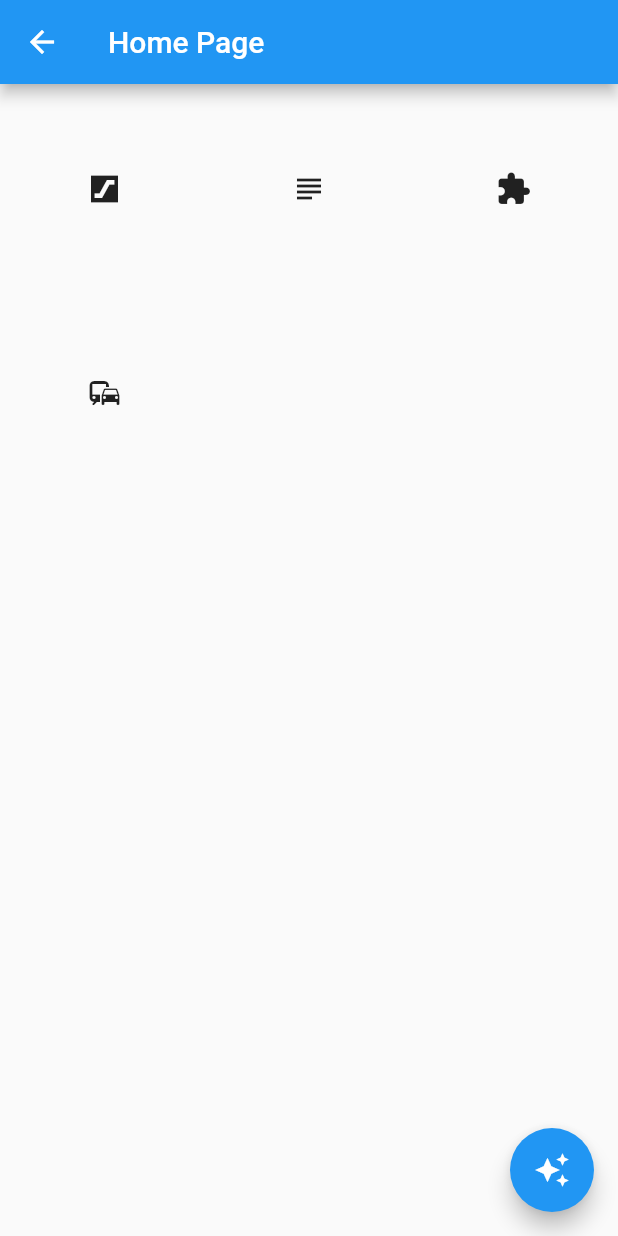
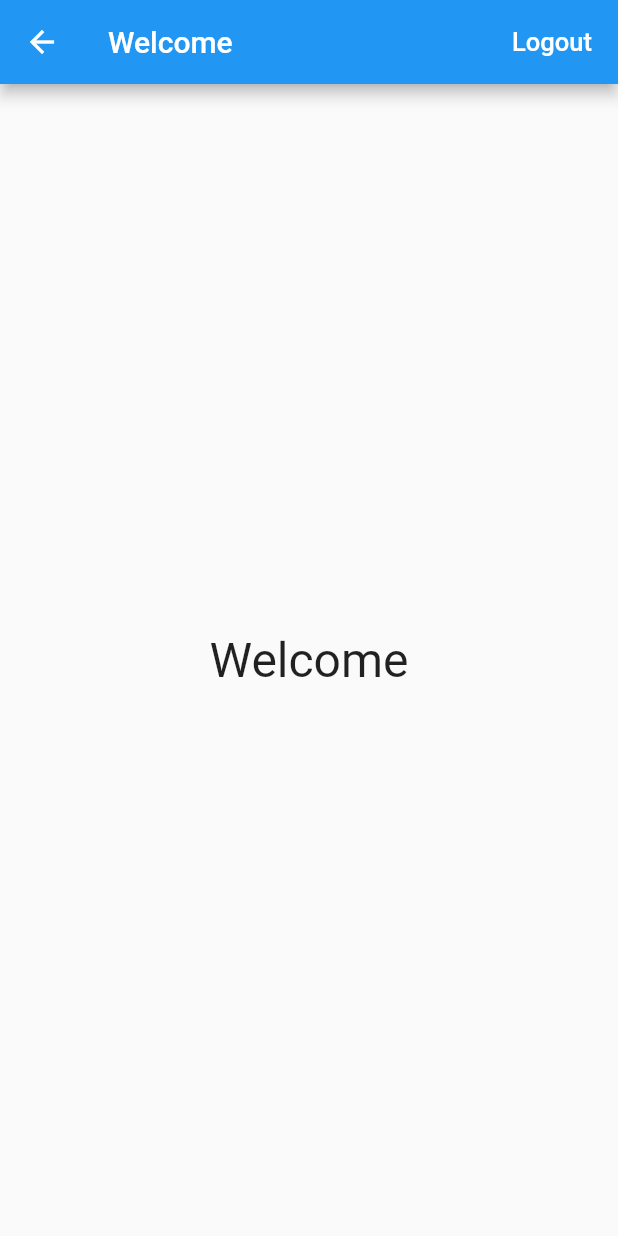
Before and after one commit to rhydiandav/AIrene, a Flutter app: the HomePage screen opened directly, on a phone screen of 412 x 824 dp. Run offline on Flutter 3.47's test engine with Material 2 defaults, Android fonts, the phone set to English and light mode, and no system bars; our stand-ins replace firebase_auth; missing offline and left inert: flutter_calendar; accounts and stored records are empty.

Commit message:
logout functionality added

```diff
--- /dev/null
+++ b/lib/home_page.dart
@@ -0,0 +1,36 @@
+import 'package:flutter/material.dart';
+import 'auth.dart';
+
+class HomePage extends StatelessWidget {
+  HomePage({this.auth, this.onSignedOut});
+
+  final BaseAuth auth;
+  final VoidCallback onSignedOut;
+
+  void _signOut() async {
+    try {
+      await auth.signOut();
+      onSignedOut();
+    } catch (e) {
+      print(e);
+    }
+  }
+
+  @override
+  Widget build(BuildContext context) {
+    return new Scaffold(
+        appBar: new AppBar(
+          title: new Text("Welcome"),
+          actions: <Widget>[
+            new FlatButton(
+                child: new Text("Logout",
+                    style: new TextStyle(fontSize: 17.0, color: Colors.white)),
+                onPressed: _signOut)
+          ],
+        ),
+        body: new Container(
+            child: new Center(
+                child: new Text('Welcome',
+                    style: new TextStyle(fontSize: 32.0)))));
+  }
+}
--- a/lib/homepage.dart
+++ b/lib/homepage.dart
@@ -2,7 +2,7 @@ import 'package:flutter/material.dart';
 import './chatbot.dart';
 import './calendar.dart';
 
-class HomePage extends StatelessWidget {
+class HomePage_backup extends StatelessWidget {
   @override
   Widget build(BuildContext context) {
     return new Scaffold(
--- a/lib/login.dart
+++ b/lib/login.dart
@@ -1,7 +1,4 @@
 import 'package:flutter/material.dart';
-import './emojiselector.dart';
-import 'package:cloud_firestore/cloud_firestore.dart';
-import 'package:firebase_auth/firebase_auth.dart';
 import 'auth.dart';
 
 class LogIn extends StatefulWidget {
@@ -69,6 +66,7 @@ class _LogInState extends State<LogIn> {
   @override
   Widget build(BuildContext context) {
     return new Scaffold(
+      appBar: new AppBar(title: new Text("Login")),
       body: Center(
         child: Container(
           child: Padding(
```
Also changed, not shown: lib/auth.dart (+11 -4 lines), lib/main.dart (+1 -6 lines), lib/root_page.dart (+12 -3 lines).
